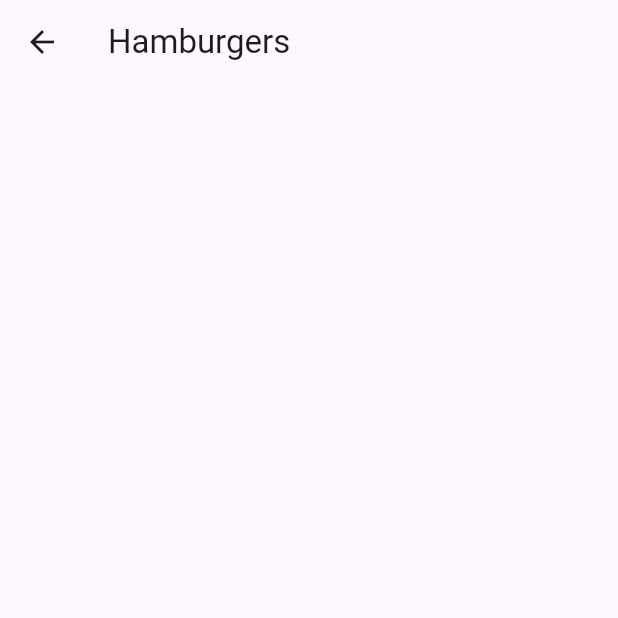
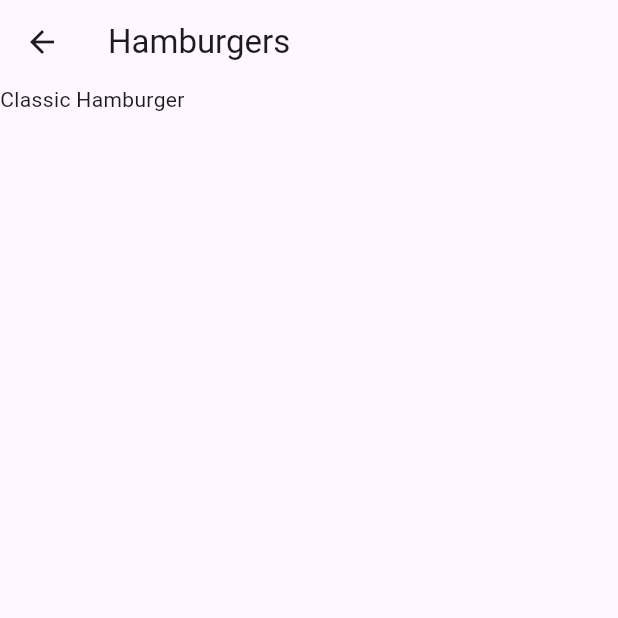
Before and after one commit to AiExpert1985/meals, a Flutter app: the screen it shows after launch, after a tap on "Hamburgers", on a phone screen of 412 x 824 dp, the top half of it. Run offline on Flutter 3.47's test engine with Material 3 defaults, Android fonts, the phone set to English and light mode, and no system bars; our stand-ins replace flutter_riverpod, go_router.

Commit message:
filtering meals list

```diff
--- a/lib/Screens/categories_screen.dart
+++ /dev/null
@@ -1,12 +0,0 @@
-import 'package:flutter/material.dart';
-
-import 'package:meals/widgets/categories/category_grid.dart';
-
-class CategoriesScreen extends StatelessWidget {
-  const CategoriesScreen({super.key});
-
-  @override
-  Widget build(BuildContext context) {
-    return const CategoryGrid();
-  }
-}
--- a/lib/Screens/category_meals_screen.dart
+++ b/lib/Screens/category_meals_screen.dart
@@ -1,23 +1,31 @@
 import 'package:flutter/material.dart';
+import 'package:flutter_riverpod/flutter_riverpod.dart';
 
 import 'package:meals/models/category.dart';
 import 'package:meals/models/meal.dart';
+import 'package:meals/providers/filtered_meals_provider.dart';
 import 'package:meals/widgets/meals/meals.dart';
 
-class CategoryMealsScreen extends StatelessWidget {
+class CategoryMealsScreen extends ConsumerWidget {
   final Category category;
+
   const CategoryMealsScreen({
     super.key,
     required this.category,
   });
 
+  List<Meal> filteredMeals(ref) {
+    final List<Meal> meals = ref.read(filteredMealsProvider);
+    return meals
+        .where((meal) => meal.categories.contains(category.id))
+        .toList();
+  }
+
   @override
-  Widget build(BuildContext context) {
-    String title = category.title;
-    List<Meal> meals = [];
+  Widget build(BuildContext context, WidgetRef ref) {
     return Meals(
-      meals: meals,
-      title: title,
+      meals: filteredMeals(ref),
+      title: category.title,
     );
   }
 }
--- a/lib/Screens/home_screen.dart
+++ b/lib/Screens/home_screen.dart
@@ -1,10 +1,11 @@
 import 'package:flutter/material.dart';
 import 'package:flutter_riverpod/flutter_riverpod.dart';
-import 'package:meals/Screens/favorite_meals_screen.dart';
+import 'package:meals/widgets/categories/categories.dart';
+import 'package:meals/widgets/favorite/favorite.dart';
+import 'package:meals/providers/home_screen_content_name_provider.dart';
+import 'package:meals/widgets/bottom_navigation_bar/home_bottom_navigation.dart';
 
-import 'package:meals/widgets/bottom_navigation_bar/tabs_bottom_navigation.dart';
-import 'package:meals/widgets/drawer/side_drawer.dart';
-import 'package:meals/Screens/categories_screen.dart';
+import 'package:meals/widgets/drawer/left_drawer.dart';
 
 class HomeScreen extends ConsumerWidget {
   final String content;
@@ -16,8 +17,11 @@ class HomeScreen extends ConsumerWidget {
 
   @override
   Widget build(Object context, WidgetRef ref) {
-    Widget screenContent = const CategoriesScreen();
-    if (content == 'favorite') {
+    late Widget screenContent;
+    final String contentName = ref.watch(homeScreenContentNameProvider);
+    if (contentName == 'categories') {
+      screenContent = const CategoriesScreen();
+    } else {
       screenContent = const FavoriteMealsScreen();
     }
     return Scaffold(
--- /dev/null
+++ b/lib/providers/home_screen_content_name_provider.dart
@@ -0,0 +1,4 @@
+import 'package:flutter_riverpod/flutter_riverpod.dart';
+
+final homeScreenContentNameProvider =
+    StateProvider<String>((ref) => 'categories');
--- a/lib/providers/selected_category_provider.dart
+++ /dev/null
@@ -1,4 +0,0 @@
-import 'package:flutter_riverpod/flutter_riverpod.dart';
-import 'package:meals/models/category.dart';
-
-final selectedCategoryProvider = StateProvider<Category?>((ref) => null);
--- /dev/null
+++ b/lib/widgets/bottom_navigation_bar/home_bottom_navigation.dart
@@ -0,0 +1,30 @@
+import 'package:flutter/material.dart';
+import 'package:flutter_riverpod/flutter_riverpod.dart';
+import 'package:meals/providers/home_screen_content_name_provider.dart';
+
+class HomeBottomNavigation extends ConsumerWidget {
+  const HomeBottomNavigation({super.key});
+
+  @override
+  Widget build(BuildContext context, WidgetRef ref) {
+    return BottomNavigationBar(
+      onTap: (index) => index == 0
+          ? ref
+              .read(homeScreenContentNameProvider.notifier)
+              .update((state) => 'categories')
+          : ref
+              .read(homeScreenContentNameProvider.notifier)
+              .update((state) => 'favorite'),
+      items: const [
+        BottomNavigationBarItem(
+          icon: Icon(Icons.star),
+          label: 'Categories',
+        ),
+        BottomNavigationBarItem(
+          icon: Icon(Icons.set_meal),
+          label: 'Favorite',
+        ),
+      ],
+    );
+  }
+}
--- a/lib/widgets/bottom_navigation_bar/tabs_bottom_navigation.dart
+++ /dev/null
@@ -1,23 +0,0 @@
-import 'package:flutter/material.dart';
-import 'package:go_router/go_router.dart';
-
-class HomeBottomNavigation extends StatelessWidget {
-  const HomeBottomNavigation({super.key});
-
-  @override
-  Widget build(BuildContext context) {
-    return BottomNavigationBar(
-      onTap: (index) => index == 0 ? context.goNamed('/categories'): context.goNamed('/favorite'),
-      items: const [
-        BottomNavigationBarItem(
-          icon: Icon(Icons.star),
-          label: 'Categories',
-        ),
-        BottomNavigationBarItem(
-          icon: Icon(Icons.set_meal),
-          label: 'Favorite',
-        ),
-      ],
-    );
-  }
-}
--- a/lib/widgets/categories/category_grid.dart
+++ b/lib/widgets/categories/categories.dart
@@ -2,11 +2,11 @@ import 'package:flutter/material.dart';
 import 'package:flutter_riverpod/flutter_riverpod.dart';
 
 import 'package:meals/models/category.dart';
-import 'package:meals/widgets/categories/category_grid_item.dart';
+import 'package:meals/widgets/categories/category_item.dart';
 import 'package:meals/providers/available_categories_provider.dart';
 
-class CategoryGrid extends ConsumerWidget {
-  const CategoryGrid({super.key});
+class CategoriesScreen extends ConsumerWidget {
+  const CategoriesScreen({super.key});
 
   @override
   Widget build(BuildContext context, WidgetRef ref) {
```
Also changed, not shown: lib/providers/filtered_meals_provider.dart (added, +9 -0 lines), lib/providers/meals_provider.dart (deleted, +0 -14 lines), lib/widgets/categories/category_item.dart (renamed from lib/widgets/categories/category_grid_item.dart), lib/widgets/drawer/left_drawer.dart (renamed from lib/widgets/drawer/side_drawer.dart), lib/widgets/favorite/favorite.dart (renamed from lib/Screens/favorite_meals_screen.dart), 1 other file.
